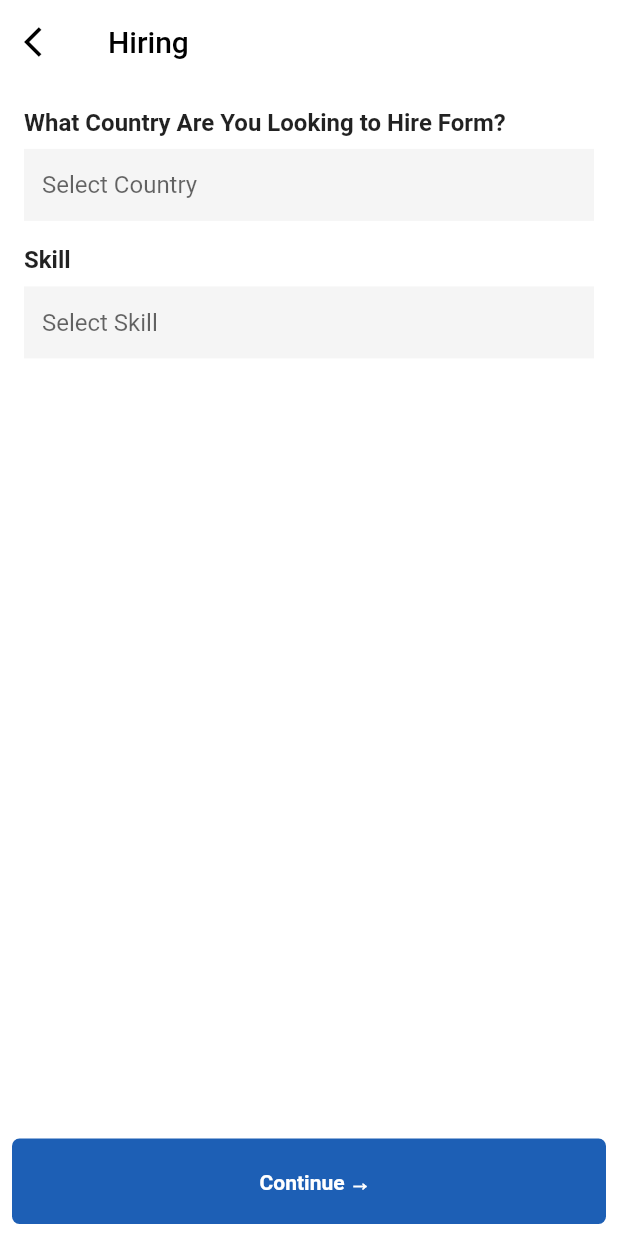
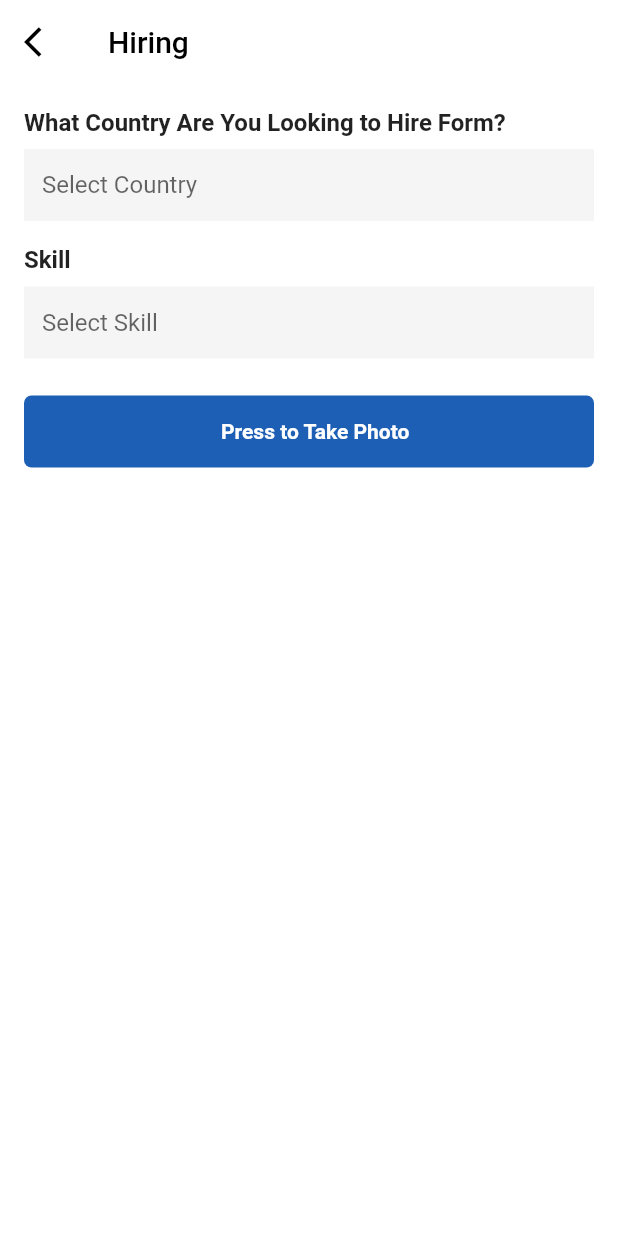
Before and after one commit to Emon526/Feva, a Flutter app: the HiringFormScreen screen opened directly, on a phone screen of 412 x 824 dp. Run offline on Flutter 3.47's test engine with Material 2 defaults, Android fonts, the phone set to English and light mode, and no system bars; our stand-ins replace cloud_firestore, firebase_core, flutter_native_splash, form_field_validator, permission_handler; missing offline and left inert: agora_rtc_engine, face_camera; accounts and stored records are empty.

Commit message:
fix:Bug fix

```diff
--- a/lib/screens/hiringformscreen.dart
+++ b/lib/screens/hiringformscreen.dart
@@ -7,7 +7,9 @@ import '../provider/callprovider.dart';
 import '../utils/utils.dart';
 import '../widgets/custominputwidget.dart';
 import '../widgets/cutombutton.dart';
+import '../widgets/dialuserwidget.dart';
 import 'callhostscreen.dart';
+import 'faceverficationscreen.dart';
 
 class HiringFormScreen extends StatelessWidget {
   final countryController = TextEditingController();
@@ -53,26 +55,6 @@ class HiringFormScreen extends StatelessWidget {
                           key: value.hiringFormKey,
                           child: Column(
                             children: [
-                              // InputWidget(
-                              //   readOnly: true,
-                              //   inputname:
-                              //       'What Country Are You Looking to Hire Form?',
-                              //   textEditingController: countryController,
-                              //   labelText: 'Select Country',
-                              //   textInputType: TextInputType.text,
-                              //   onChanged: (value) {},
-                              //   onTap: () => _showDropdown(
-                              //     context: context,
-                              //     selectedCountry: value.country,
-                              //     onChanged: (String? newValue) {
-                              //       countryController.text = newValue!;
-                              //       Navigator.of(context).pop();
-                              //     },
-                              //   ),
-                              //   validator: RequiredValidator(
-                              //     errorText: 'Input Required',
-                              //   ),
-                              // ),
                               InputWidget(
                                 readOnly: true,
                                 inputname:
@@ -96,7 +78,6 @@ class HiringFormScreen extends StatelessWidget {
                               SizedBox(
                                 height: size.height * 0.02,
                               ),
-
                               InputWidget(
                                 readOnly: true,
                                 inputname: 'Skill',
@@ -116,6 +97,25 @@ class HiringFormScreen extends StatelessWidget {
                                   errorText: 'Input Required',
                                 ),
                               ),
+                              SizedBox(
+                                height: size.height * 0.03,
+                              ),
+                              value.image == null
+                                  ? CustomButton(
+                                      ontap: () {
+                                        Navigator.push(
+                                          context,
+                                          MaterialPageRoute(
+                                            builder: (context) =>
+                                                const FaceVerificatuonScreen(),
+                                          ),
+                                        );
+                                      },
+                                      buttontext: 'Press to Take Photo',
+                                    )
+                                  : DialUserPic(
+                                      image:
+                                          context.read<CallProvider>().image!),
                             ],
                           ),
                         ),
@@ -123,7 +123,8 @@ class HiringFormScreen extends StatelessWidget {
                     ),
                   ),
                 ),
-                CustomButton(
+                value.image != null
+                    ? CustomButton(
                         ontap: () async {
                           if (value.hiringFormKey.currentState!.validate()) {
                             value.skill = skillController.text;
@@ -143,7 +144,8 @@ class HiringFormScreen extends StatelessWidget {
                           }
                         },
                         buttontext: 'Continue →',
-                ),
+                      )
+                    : const SizedBox(),
               ],
             ),
           ),
```
Also changed, not shown: lib/screens/callhostscreen.dart (+0 -85 lines), lib/screens/faceverficationscreen.dart (+1 -19 lines), lib/screens/homescreen.dart (+4 -5 lines), lib/screens/lookingforjobsscreen.dart (+26 -3 lines). Lines whose indentation alone changed are shown as unchanged.
